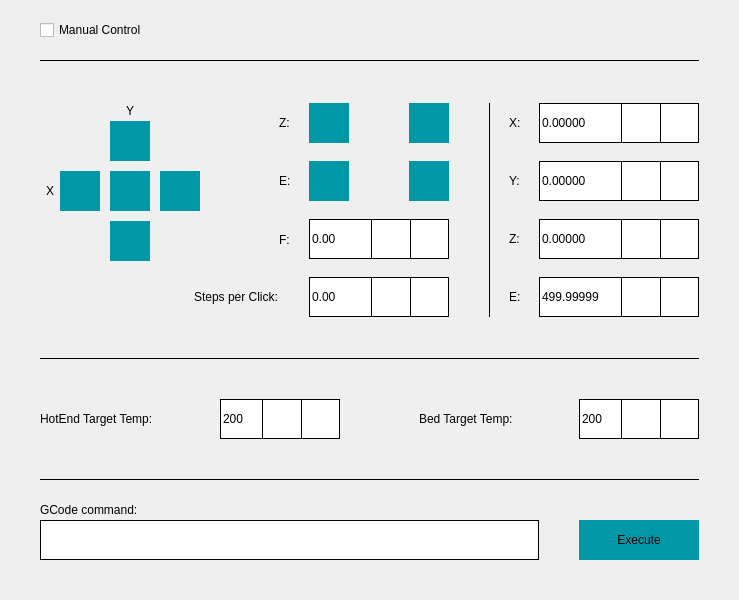
ZofiaZementa/Druckersoftware, file UI/GUI/manualscreen.ui: the form before one commit.
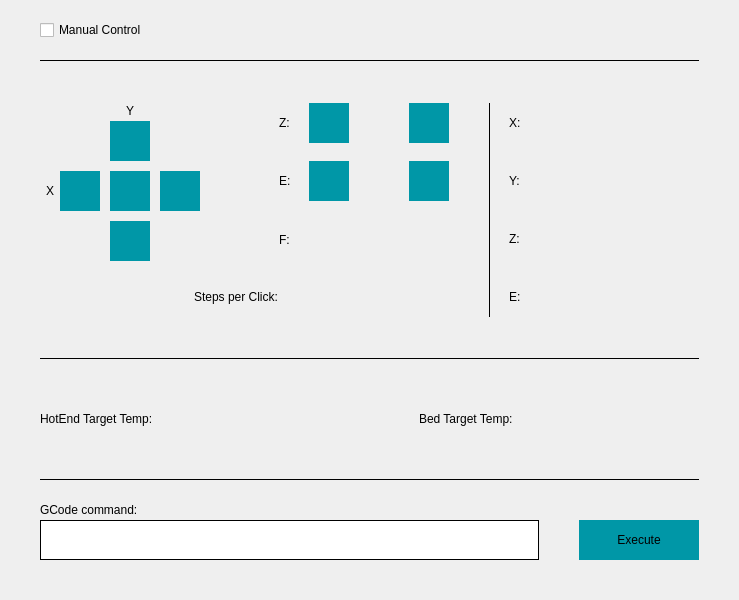
The form after the commit. Icons and pictures are not drawn.

Commit message: finished MaunalScreen and made some minor changes to SpinBox

```diff
--- a/UI/GUI/manualscreen.ui
+++ b/UI/GUI/manualscreen.ui
@@ -92,147 +92,6 @@
     <enum>Qt::Horizontal</enum>
    </property>
   </widget>
-  <widget class="QDoubleSpinBox" name="xSpinBox">
-   <property name="geometry">
-    <rect>
-     <x>539</x>
-     <y>103</y>
-     <width>160</width>
-     <height>40</height>
-    </rect>
-   </property>
-   <property name="styleSheet">
-    <string notr="true">QDoubleSpinBox{
-
-	border-color: #000000;
-	border-style: solid;
-	border-width: 1px;
-	color: #000000;
-	width: 42 px;
-	height: 38 px;	
-}
-
-QDoubleSpinBox::up-button{
-
-	background-color: #FFFFFF;
-	border-style: solid;
-	border-color: #000000;
-	border-width: 1px;
-	width: 38 px;
-	height: 38 px;
-	subcontrol-origin: border;
-	subcontrol-position: top right;
-}
-
-QDoubleSpinBox::up-button:pressed{
-
-	background-color: #ECEFF1;
-}
-
-QDoubleSpinBox::up-arrow{
-
-	image: url(:/Icons/UI/Icons/sharp-add-24px.svg);
-}
-
-QDoubleSpinBox::down-button{
-
-	background-color: #FFFFFF;
-	border-style: solid;
-	border-color: #000000;
-	border-width: 1px;
-	width: 38 px;
-	height: 38 px;
-	subcontrol-origin: border;
-	subcontrol-position: top right;
-	margin-right: 38 px;
-}
-
-QDoubleSpinBox::down-button:pressed{
-
-	background-color: #ECEFF1;
-}
-
-QDoubleSpinBox::down-arrow{
-
-	image: url(:/Icons/UI/Icons/sharp-remove-24px.svg);
-}</string>
-   </property>
-   <property name="decimals">
-    <number>5</number>
-   </property>
-  </widget>
-  <widget class="QSpinBox" name="hotEndTargetTempSpinBox">
-   <property name="geometry">
-    <rect>
-     <x>220</x>
-     <y>399</y>
-     <width>120</width>
-     <height>40</height>
-    </rect>
-   </property>
-   <property name="styleSheet">
-    <string notr="true">QSpinBox{
-
-	border-color: #000000;
-	border-style: solid;
-	border-width: 1px;
-	color: #000000;
-	width: 42 px;
-	height: 38 px;	
-}
-
-QSpinBox::up-button{
-
-	background-color: #FFFFFF;
-	border-style: solid;
-	border-color: #000000;
-	border-width: 1px;
-	width: 38 px;
-	height: 38 px;
-	subcontrol-origin: border;
-	subcontrol-position: top right;
-}
-
-QSpinBox::up-button:pressed{
-
-	background-color: #ECEFF1;
-}
-
-QSpinBox::up-arrow{
-
-	image: url(:/Icons/UI/Icons/sharp-add-24px.svg);
-}
-
-QSpinBox::down-button{
-
-	background-color: #FFFFFF;
-	border-style: solid;
-	border-color: #000000;
-	border-width: 1px;
-	width: 38 px;
-	height: 38 px;
-	subcontrol-origin: border;
-	subcontrol-position: top right;
-	margin-right: 38 px;
-}
-
-QSpinBox::down-button:pressed{
-
-	background-color: #ECEFF1;
-}
-
-QSpinBox::down-arrow{
-
-	image: url(:/Icons/UI/Icons/sharp-remove-24px.svg);
-}</string>
-   </property>
-   <property name="maximum">
-    <number>200</number>
-   </property>
-   <property name="value">
-    <number>200</number>
-   </property>
-  </widget>
   <widget class="QLabel" name="hotEndTargetTempLabel">
    <property name="geometry">
     <rect>
@@ -259,78 +118,6 @@
     <string>Bed Target Temp:</string>
    </property>
   </widget>
-  <widget class="QSpinBox" name="bedTargetTempSpinBox">
-   <property name="geometry">
-    <rect>
-     <x>579</x>
-     <y>399</y>
-     <width>120</width>
-     <height>40</height>
-    </rect>
-   </property>
-   <property name="styleSheet">
-    <string notr="true">QSpinBox{
-
-	border-color: #000000;
-	border-style: solid;
-	border-width: 1px;
-	color: #000000;
-	width: 42 px;
-	height: 38 px;	
-}
-
-QSpinBox::up-button{
-
-	background-color: #FFFFFF;
-	border-style: solid;
-	border-color: #000000;
-	border-width: 1px;
-	width: 38 px;
-	height: 38 px;
-	subcontrol-origin: border;
-	subcontrol-position: top right;
-}
-
-QSpinBox::up-button:pressed{
-
-	background-color: #ECEFF1;
-}
-
-QSpinBox::up-arrow{
-
-	image: url(:/Icons/UI/Icons/sharp-add-24px.svg);
-}
-
-QSpinBox::down-button{
-
-	background-color: #FFFFFF;
-	border-style: solid;
-	border-color: #000000;
-	border-width: 1px;
-	width: 38 px;
-	height: 38 px;
-	subcontrol-origin: border;
-	subcontrol-position: top right;
-	margin-right: 38 px;
-}
-
-QSpinBox::down-button:pressed{
-
-	background-color: #ECEFF1;
-}
-
-QSpinBox::down-arrow{
-
-	image: url(:/Icons/UI/Icons/sharp-remove-24px.svg);
-}</string>
-   </property>
-   <property name="maximum">
-    <number>200</number>
-   </property>
-   <property name="value">
-    <number>200</number>
-   </property>
-  </widget>
   <widget class="Line" name="horizontalLine2">
    <property name="geometry">
     <rect>
@@ -622,225 +409,6 @@
     <set>Qt::AlignCenter</set>
    </property>
   </widget>
-  <widget class="QDoubleSpinBox" name="ySpinBox">
-   <property name="geometry">
-    <rect>
-     <x>539</x>
-     <y>161</y>
-     <width>160</width>
-     <height>40</height>
-    </rect>
-   </property>
-   <property name="styleSheet">
-    <string notr="true">QDoubleSpinBox{
-
-	border-color: #000000;
-	border-style: solid;
-	border-width: 1px;
-	color: #000000;
-	width: 42 px;
-	height: 38 px;	
-}
-
-QDoubleSpinBox::up-button{
-
-	background-color: #FFFFFF;
-	border-style: solid;
-	border-color: #000000;
-	border-width: 1px;
-	width: 38 px;
-	height: 38 px;
-	subcontrol-origin: border;
-	subcontrol-position: top right;
-}
-
-QDoubleSpinBox::up-button:pressed{
-
-	background-color: #ECEFF1;
-}
-
-QDoubleSpinBox::up-arrow{
-
-	image: url(:/Icons/UI/Icons/sharp-add-24px.svg);
-}
-
-QDoubleSpinBox::down-button{
-
-	background-color: #FFFFFF;
-	border-style: solid;
-	border-color: #000000;
-	border-width: 1px;
-	width: 38 px;
-	height: 38 px;
-	subcontrol-origin: border;
-	subcontrol-position: top right;
-	margin-right: 38 px;
-}
-
-QDoubleSpinBox::down-button:pressed{
-
-	background-color: #ECEFF1;
-}
-
-QDoubleSpinBox::down-arrow{
-
-	image: url(:/Icons/UI/Icons/sharp-remove-24px.svg);
-}</string>
-   </property>
-   <property name="decimals">
-    <number>5</number>
-   </property>
-  </widget>
-  <widget class="QDoubleSpinBox" name="zSpinBox">
-   <property name="geometry">
-    <rect>
-     <x>539</x>
-     <y>219</y>
-     <width>160</width>
-     <height>40</height>
-    </rect>
-   </property>
-   <property name="styleSheet">
-    <string notr="true">QDoubleSpinBox{
-
-	border-color: #000000;
-	border-style: solid;
-	border-width: 1px;
-	color: #000000;
-	width: 42 px;
-	height: 38 px;	
-}
-
-QDoubleSpinBox::up-button{
-
-	background-color: #FFFFFF;
-	border-style: solid;
-	border-color: #000000;
-	border-width: 1px;
-	width: 38 px;
-	height: 38 px;
-	subcontrol-origin: border;
-	subcontrol-position: top right;
-}
-
-QDoubleSpinBox::up-button:pressed{
-
-	background-color: #ECEFF1;
-}
-
-QDoubleSpinBox::up-arrow{
-
-	image: url(:/Icons/UI/Icons/sharp-add-24px.svg);
-}
-
-QDoubleSpinBox::down-button{
-
-	background-color: #FFFFFF;
-	border-style: solid;
-	border-color: #000000;
-	border-width: 1px;
-	width: 38 px;
-	height: 38 px;
-	subcontrol-origin: border;
-	subcontrol-position: top right;
-	margin-right: 38 px;
-}
-
-QDoubleSpinBox::down-button:pressed{
-
-	background-color: #ECEFF1;
-}
-
-QDoubleSpinBox::down-arrow{
-
-	image: url(:/Icons/UI/Icons/sharp-remove-24px.svg);
-}</string>
-   </property>
-   <property name="decimals">
-    <number>5</number>
-   </property>
-  </widget>
-  <widget class="QDoubleSpinBox" name="eSpinBox">
-   <property name="geometry">
-    <rect>
-     <x>539</x>
-     <y>277</y>
-     <width>160</width>
-     <height>40</height>
-    </rect>
-   </property>
-   <property name="styleSheet">
-    <string notr="true">QDoubleSpinBox{
-
-	border-color: #000000;
-	border-style: solid;
-	border-width: 1px;
-	color: #000000;
-	width: 42 px;
-	height: 38 px;	
-}
-
-QDoubleSpinBox::up-button{
-
-	background-color: #FFFFFF;
-	border-style: solid;
-	border-color: #000000;
-	border-width: 1px;
-	width: 38 px;
-	height: 38 px;
-	subcontrol-origin: border;
-	subcontrol-position: top right;
-}
-
-QDoubleSpinBox::up-button:pressed{
-
-	background-color: #ECEFF1;
-}
-
-QDoubleSpinBox::up-arrow{
-
-	image: url(:/Icons/UI/Icons/sharp-add-24px.svg);
-}
-
-QDoubleSpinBox::down-button{
-
-	background-color: #FFFFFF;
-	border-style: solid;
-	border-color: #000000;
-	border-width: 1px;
-	width: 38 px;
-	height: 38 px;
-	subcontrol-origin: border;
-	subcontrol-position: top right;
-	margin-right: 38 px;
-}
-
-QDoubleSpinBox::down-button:pressed{
-
-	background-color: #ECEFF1;
-}
-
-QDoubleSpinBox::down-arrow{
-
-	image: url(:/Icons/UI/Icons/sharp-remove-24px.svg);
-}</string>
-   </property>
-   <property name="decimals">
-    <number>5</number>
-   </property>
-   <property name="minimum">
-    <double>-1.000000000000000</double>
-   </property>
-   <property name="maximum">
-    <double>500.000000000000000</double>
-   </property>
-   <property name="singleStep">
-    <double>1.000000000000000</double>
-   </property>
-   <property name="value">
-    <double>499.999990000000025</double>
-   </property>
-  </widget>
   <widget class="QLabel" name="xSpinBoxLabel">
    <property name="geometry">
     <rect>
@@ -909,144 +477,6 @@
     <enum>Qt::Vertical</enum>
    </property>
   </widget>
-  <widget class="QDoubleSpinBox" name="fSpinBox">
-   <property name="geometry">
-    <rect>
-     <x>309</x>
-     <y>219</y>
-     <width>140</width>
-     <height>40</height>
-    </rect>
-   </property>
-   <property name="styleSheet">
-    <string notr="true">QDoubleSpinBox{
-
-	border-color: #000000;
-	border-style: solid;
-	border-width: 1px;
-	color: #000000;
-	width: 42 px;
-	height: 38 px;	
-}
-
-QDoubleSpinBox::up-button{
-
-	background-color: #FFFFFF;
-	border-style: solid;
-	border-color: #000000;
-	border-width: 1px;
-	width: 38 px;
-	height: 38 px;
-	subcontrol-origin: border;
-	subcontrol-position: top right;
-}
-
-QDoubleSpinBox::up-button:pressed{
-
-	background-color: #ECEFF1;
-}
-
-QDoubleSpinBox::up-arrow{
-
-	image: url(:/Icons/UI/Icons/sharp-add-24px.svg);
-}
-
-QDoubleSpinBox::down-button{
-
-	background-color: #FFFFFF;
-	border-style: solid;
-	border-color: #000000;
-	border-width: 1px;
-	width: 38 px;
-	height: 38 px;
-	subcontrol-origin: border;
-	subcontrol-position: top right;
-	margin-right: 38 px;
-}
-
-QDoubleSpinBox::down-button:pressed{
-
-	background-color: #ECEFF1;
-}
-
-QDoubleSpinBox::down-arrow{
-
-	image: url(:/Icons/UI/Icons/sharp-remove-24px.svg);
-}</string>
-   </property>
-   <property name="decimals">
-    <number>2</number>
-   </property>
-  </widget>
-  <widget class="QDoubleSpinBox" name="buttonChangeSpinBox">
-   <property name="geometry">
-    <rect>
-     <x>309</x>
-     <y>277</y>
-     <width>140</width>
-     <height>40</height>
-    </rect>
-   </property>
-   <property name="styleSheet">
-    <string notr="true">QDoubleSpinBox{
-
-	border-color: #000000;
-	border-style: solid;
-	border-width: 1px;
-	color: #000000;
-	width: 42 px;
-	height: 38 px;	
-}
-
-QDoubleSpinBox::up-button{
-
-	background-color: #FFFFFF;
-	border-style: solid;
-	border-color: #000000;
-	border-width: 1px;
-	width: 38 px;
-	height: 38 px;
-	subcontrol-origin: border;
-	subcontrol-position: top right;
-}
-
-QDoubleSpinBox::up-button:pressed{
-
-	background-color: #ECEFF1;
-}
-
-QDoubleSpinBox::up-arrow{
-
-	image: url(:/Icons/UI/Icons/sharp-add-24px.svg);
-}
-
-QDoubleSpinBox::down-button{
-
-	background-color: #FFFFFF;
-	border-style: solid;
-	border-color: #000000;
-	border-width: 1px;
-	width: 38 px;
-	height: 38 px;
-	subcontrol-origin: border;
-	subcontrol-position: top right;
-	margin-right: 38 px;
-}
-
-QDoubleSpinBox::down-button:pressed{
-
-	background-color: #ECEFF1;
-}
-
-QDoubleSpinBox::down-arrow{
-
-	image: url(:/Icons/UI/Icons/sharp-remove-24px.svg);
-}</string>
-   </property>
-   <property name="decimals">
-    <number>2</number>
-   </property>
-  </widget>
   <widget class="QLabel" name="fLabel">
    <property name="geometry">
     <rect>
```
The commit also changes 5 other files.
